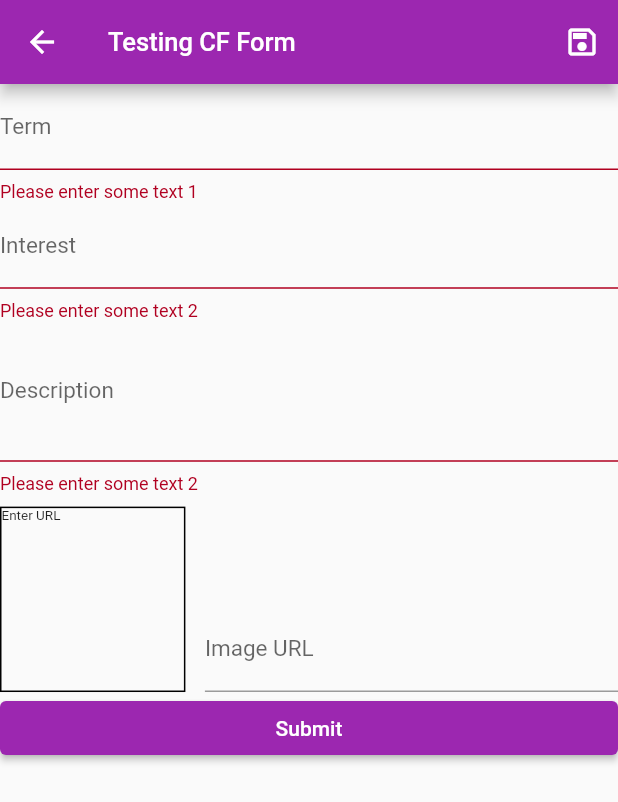
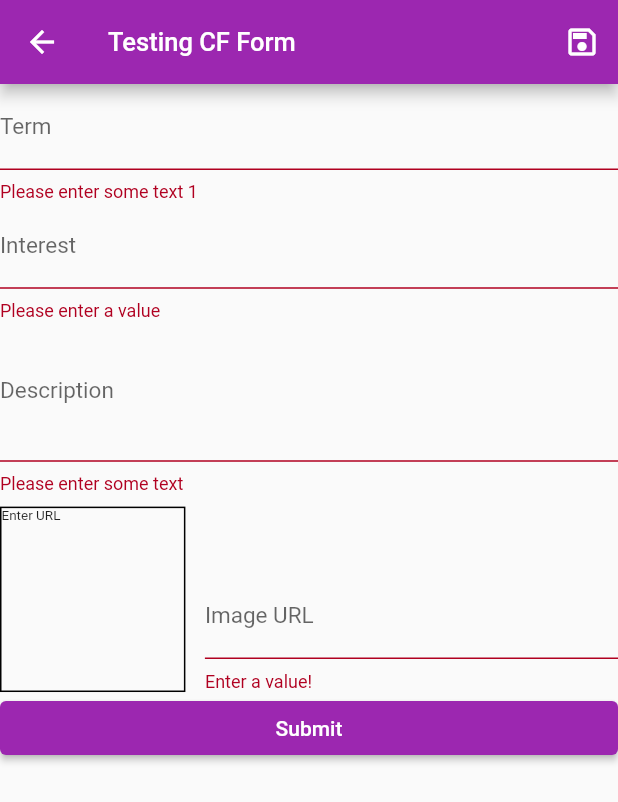
Before and after one commit to lasupernova/real_xstate, a Flutter app: the CashflowForm screen opened by its route, after a tap on "Submit", on a phone screen of 412 x 824 dp. Shown: the top 802 px of the screen. Run offline on Flutter 3.47's test engine with Material 2 defaults, Android fonts, the phone set to English and light mode, and no system bars; missing offline and left inert: dart:ffi.

Commit message:
added more specific validators to TextFormFields

```diff
--- a/mobile_app/lib/screens/cashflow_form.dart
+++ b/mobile_app/lib/screens/cashflow_form.dart
@@ -63,7 +63,16 @@ class CashflowFormState extends State<CashflowForm> {
               // The validator receives the text that the user has entered.
               validator: (value) {
                 if (value == null || value.isEmpty) {
-                  return 'Please enter some text 2';
+                  // check sth was entered
+                  return 'Please enter a value';
+                }
+                if (double.tryParse(value) == null) {
+                  // check that entry is a number
+                  return 'Please enter a valid number';
+                }
+                if (double.parse(value) < 0 || double.parse(value) > 100) {
+                  // check if number is in desired range (parse will work as non-numerical entry was checked above)
+                  return 'Please enter a number between 0 and 100';
                 }
                 return null;
               },
@@ -78,7 +87,7 @@ class CashflowFormState extends State<CashflowForm> {
               // The validator receives the text that the user has entered.
               validator: (value) {
                 if (value == null || value.isEmpty) {
-                  return 'Please enter some text 2';
+                  return 'Please enter some text';
                 }
                 return null;
               },
@@ -120,6 +129,16 @@ class CashflowFormState extends State<CashflowForm> {
                     keyboardType: TextInputType.url,
                     textInputAction: TextInputAction.done,
                     controller: _imageUrlController,
+                    validator: (value) {
+                      if (value == null || value.isEmpty) {
+                        return "Enter a value!";
+                      }
+                      if (!value.startsWith("http") &&
+                          !value.startsWith("https")) {
+                        return "You need to enter a valid URL!";
+                      }
+                      return null;
+                    },
                     onSaved: (value) {
                       entryInfo["IMAGE url"] = value;
                     },
@@ -135,6 +154,7 @@ class CashflowFormState extends State<CashflowForm> {
               onPressed: () {
                 // Validate returns true if the form is valid, or false otherwise.
                 if (_formKey.currentState!.validate()) {
+                  // .."currentState!.validate()" triggers all defined TextFormField validators -- and returns "true", if no error was thrown!
                   // If the form is valid, display a snackbar. In the real world,
                   // you'd often call a server or save the information in a database.
                   _saveForm();
```
